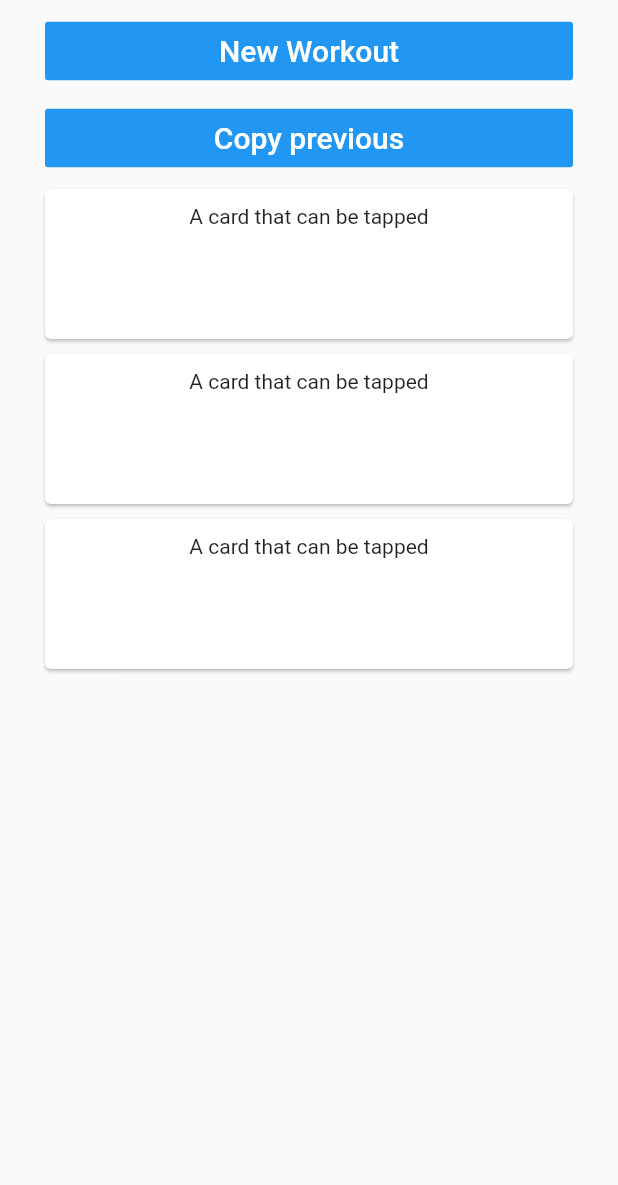
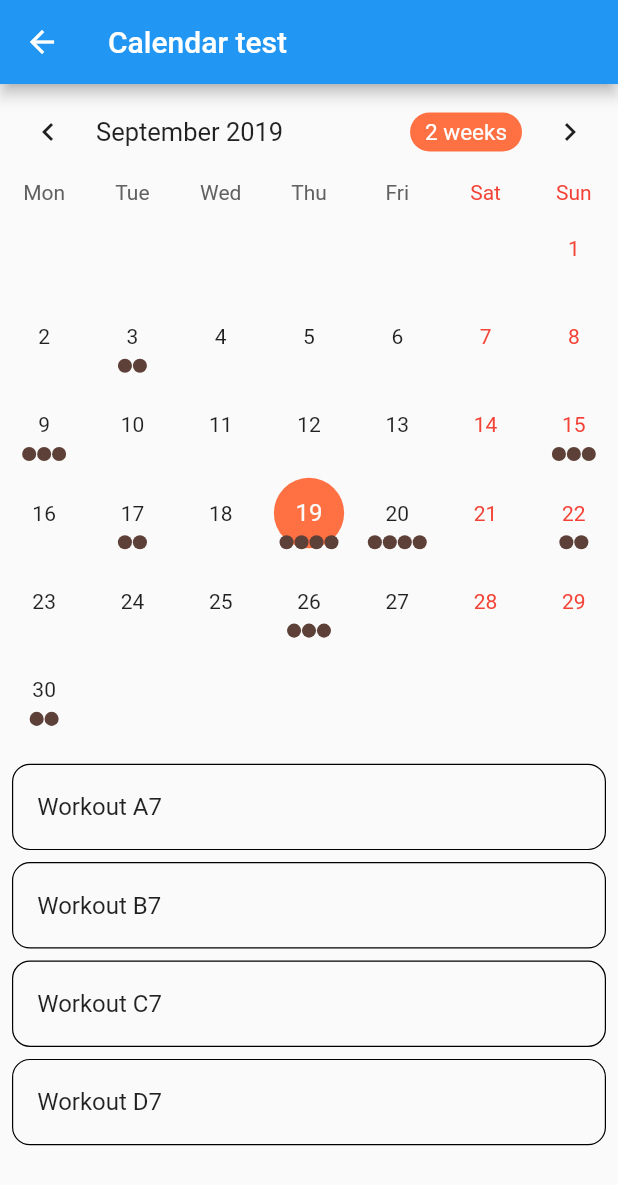
Before and after one commit to theoriginaltudor/Trainer_App_Flutter, a Flutter app: the Workouts screen opened directly, after a tap on "Copy previous", on a phone screen of 412 x 824 dp. Shown: the top 1185 px of the screen. Run offline on Flutter 3.47's test engine with Material 2 defaults, Android fonts, the phone set to English and light mode, and no system bars; drawn by our look-alikes of table_calendar.

Commit message:
added intl package and table_calendar, implemented the calendar and added appBar to training page

```diff
--- a/lib/app.dart
+++ b/lib/app.dart
@@ -1,4 +1,5 @@
 import 'package:flutter/material.dart';
+import './screens/workout/calendar.dart';
 import './screens/login/login.dart';
 import './screens/more/account_info.dart';
 import './screens/home/tabs_page.dart';
@@ -8,6 +9,7 @@ const LoginRoute = '/';
 const TabsRoute = '/tabs';
 const TrainingRoute = '/training';
 const AccountInfoRoute = '/info';
+const CalendarRoute = '/calendar';
 
 class MyApp extends StatelessWidget {
   @override
@@ -35,6 +37,9 @@ class MyApp extends StatelessWidget {
         case AccountInfoRoute:
           screen = AccountInfo();
           break;
+        case CalendarRoute:
+          screen = CalendarPage(title: 'Calendar test',);
+          break;
         default:
           return null;
       }
--- a/lib/main.dart
+++ b/lib/main.dart
@@ -1,4 +1,7 @@
 import 'package:flutter/material.dart';
+import 'package:intl/date_symbol_data_local.dart';
 import 'app.dart';
 
-void main() => runApp(MyApp());
+void main() {
+  initializeDateFormatting().then((_) => runApp(MyApp()));
+}
--- /dev/null
+++ b/lib/screens/workout/calendar.dart
@@ -0,0 +1,299 @@
+import 'package:flutter/material.dart';
+import 'package:table_calendar/table_calendar.dart';
+
+class CalendarPage extends StatefulWidget {
+  CalendarPage({Key key, this.title}) : super(key: key);
+
+  final String title;
+
+  @override
+  _CalendarPageState createState() => _CalendarPageState();
+}
+
+class _CalendarPageState extends State<CalendarPage> with TickerProviderStateMixin {
+  Map<DateTime, List> _events;
+  List _selectedEvents;
+  AnimationController _animationController;
+  CalendarController _calendarController;
+
+  @override
+  void initState() {
+    super.initState();
+    final _selectedDay = DateTime.now();
+
+    _events = {
+      _selectedDay.subtract(Duration(days: 30)): ['Workout A0', 'Workout B0', 'Workout C0'],
+      _selectedDay.subtract(Duration(days: 27)): ['Workout A1'],
+      _selectedDay.subtract(Duration(days: 20)): ['Workout A2', 'Workout B2', 'Workout C2', 'Workout D2'],
+      _selectedDay.subtract(Duration(days: 16)): ['Workout A3', 'Workout B3'],
+      _selectedDay.subtract(Duration(days: 10)): ['Workout A4', 'Workout B4', 'Workout C4'],
+      _selectedDay.subtract(Duration(days: 4)): ['Workout A5', 'Workout B5', 'Workout C5'],
+      _selectedDay.subtract(Duration(days: 2)): ['Workout A6', 'Workout B6'],
+      _selectedDay: ['Workout A7', 'Workout B7', 'Workout C7', 'Workout D7'],
+      _selectedDay.add(Duration(days: 1)): ['Workout A8', 'Workout B8', 'Workout C8', 'Workout D8'],
+      _selectedDay.add(Duration(days: 3)): Set.from(['Workout A9', 'Workout A9', 'Workout B9']).toList(),
+      _selectedDay.add(Duration(days: 7)): ['Workout A10', 'Workout B10', 'Workout C10'],
+      _selectedDay.add(Duration(days: 11)): ['Workout A11', 'Workout B11'],
+      _selectedDay.add(Duration(days: 17)): ['Workout A12', 'Workout B12', 'Workout C12', 'Workout D12'],
+      _selectedDay.add(Duration(days: 22)): ['Workout A13', 'Workout B13'],
+      _selectedDay.add(Duration(days: 26)): ['Workout A14', 'Workout B14', 'Workout C14'],
+    };
+
+    _selectedEvents = _events[_selectedDay] ?? [];
+
+    _calendarController = CalendarController();
+
+    _animationController = AnimationController(
+      vsync: this,
+      duration: const Duration(milliseconds: 400),
+    );
+
+    _animationController.forward();
+  }
+
+  @override
+  void dispose() {
+    _animationController.dispose();
+    _calendarController.dispose();
+    super.dispose();
+  }
+
+  void _onDaySelected(DateTime day, List events) {
+    print('CALLBACK: _onDaySelected');
+    setState(() {
+      _selectedEvents = events;
+    });
+  }
+
+  void _onVisibleDaysChanged(DateTime first, DateTime last, CalendarFormat format) {
+    print('CALLBACK: _onVisibleDaysChanged');
+  }
+
+  @override
+  Widget build(BuildContext context) {
+    return Scaffold(
+      appBar: AppBar(
+        title: Text(widget.title),
+      ),
+      body: Column(
+        mainAxisSize: MainAxisSize.max,
+        children: <Widget>[
+          // Switch out 2 lines below to play with TableCalendar's settings
+          //-----------------------
+          _buildTableCalendar(),
+          // _buildTableCalendarWithBuilders(),
+          const SizedBox(height: 8.0),
+          const SizedBox(height: 8.0),
+          Expanded(child: _buildEventList()),
+        ],
+      ),
+    );
+  }
+
+  // Simple TableCalendar configuration (using Styles)
+  Widget _buildTableCalendar() {
+    return TableCalendar(
+      calendarController: _calendarController,
+      events: _events,
+      startingDayOfWeek: StartingDayOfWeek.monday,
+      calendarStyle: CalendarStyle(
+        selectedColor: Colors.deepOrange[400],
+        todayColor: Colors.deepOrange[200],
+        markersColor: Colors.brown[700],
+        outsideDaysVisible: false,
+      ),
+      headerStyle: HeaderStyle(
+        formatButtonTextStyle: TextStyle().copyWith(color: Colors.white, fontSize: 15.0),
+        formatButtonDecoration: BoxDecoration(
+          color: Colors.deepOrange[400],
+          borderRadius: BorderRadius.circular(16.0),
+        ),
+      ),
+      onDaySelected: _onDaySelected,
+      onVisibleDaysChanged: _onVisibleDaysChanged,
+    );
+  }
+
+  // More advanced TableCalendar configuration (using Builders & Styles)
+  Widget _buildTableCalendarWithBuilders() {
+    return TableCalendar(
+      locale: 'pl_PL',
+      calendarController: _calendarController,
+      events: _events,
+      initialCalendarFormat: CalendarFormat.month,
+      formatAnimation: FormatAnimation.slide,
+      startingDayOfWeek: StartingDayOfWeek.sunday,
+      availableGestures: AvailableGestures.all,
+      availableCalendarFormats: const {
+        CalendarFormat.month: '',
+        CalendarFormat.week: '',
+      },
+      calendarStyle: CalendarStyle(
+        outsideDaysVisible: false,
+        weekendStyle: TextStyle().copyWith(color: Colors.blue[800]),
+        holidayStyle: TextStyle().copyWith(color: Colors.blue[800]),
+      ),
+      daysOfWeekStyle: DaysOfWeekStyle(
+        weekendStyle: TextStyle().copyWith(color: Colors.blue[600]),
+      ),
+      headerStyle: HeaderStyle(
+        centerHeaderTitle: true,
+        formatButtonVisible: false,
+      ),
+      builders: CalendarBuilders(
+        selectedDayBuilder: (context, date, _) {
+          return FadeTransition(
+            opacity: Tween(begin: 0.0, end: 1.0).animate(_animationController),
+            child: Container(
+              margin: const EdgeInsets.all(4.0),
+              padding: const EdgeInsets.only(top: 5.0, left: 6.0),
+              color: Colors.deepOrange[300],
+              width: 100,
+              height: 100,
+              child: Text(
+                '${date.day}',
+                style: TextStyle().copyWith(fontSize: 16.0),
+              ),
+            ),
+          );
+        },
+        todayDayBuilder: (context, date, _) {
+          return Container(
+            margin: const EdgeInsets.all(4.0),
+            padding: const EdgeInsets.only(top: 5.0, left: 6.0),
+            color: Colors.amber[400],
+            width: 100,
+            height: 100,
+            child: Text(
+              '${date.day}',
+              style: TextStyle().copyWith(fontSize: 16.0),
+            ),
+          );
+        },
+        markersBuilder: (context, date, events, holidays) {
+          final children = <Widget>[];
+
+          if (events.isNotEmpty) {
+            children.add(
+              Positioned(
+                right: 1,
+                bottom: 1,
+                child: _buildEventsMarker(date, events),
+              ),
+            );
+          }
+
+          if (holidays.isNotEmpty) {
+            children.add(
+              Positioned(
+                right: -2,
+                top: -2,
+                child: _buildHolidaysMarker(),
+              ),
+            );
+          }
+
+          return children;
+        },
+      ),
+      onDaySelected: (date, events) {
+        _onDaySelected(date, events);
+        _animationController.forward(from: 0.0);
+      },
+      onVisibleDaysChanged: _onVisibleDaysChanged,
+    );
+  }
+
+  Widget _buildEventsMarker(DateTime date, List events) {
+    return AnimatedContainer(
+      duration: const Duration(milliseconds: 300),
+      decoration: BoxDecoration(
+        shape: BoxShape.rectangle,
+        color: _calendarController.isSelected(date)
+            ? Colors.brown[500]
+            : _calendarController.isToday(date) ? Colors.brown[300] : Colors.blue[400],
+      ),
+      width: 16.0,
+      height: 16.0,
+      child: Center(
+        child: Text(
+          '${events.length}',
+          style: TextStyle().copyWith(
+            color: Colors.white,
+            fontSize: 12.0,
+          ),
+        ),
+      ),
+    );
+  }
+
+  Widget _buildHolidaysMarker() {
+    return Icon(
+      Icons.add_box,
+      size: 20.0,
+      color: Colors.blueGrey[800],
+    );
+  }
+
+  Widget _buildButtons() {
+    return Column(
+      children: <Widget>[
+        Row(
+          mainAxisSize: MainAxisSize.max,
+          mainAxisAlignment: MainAxisAlignment.spaceEvenly,
+          children: <Widget>[
+            RaisedButton(
+              child: Text('month'),
+              onPressed: () {
+                setState(() {
+                  _calendarController.setCalendarFormat(CalendarFormat.month);
+                });
+              },
+            ),
+            RaisedButton(
+              child: Text('2 weeks'),
+              onPressed: () {
+                setState(() {
+                  _calendarController.setCalendarFormat(CalendarFormat.twoWeeks);
+                });
+              },
+            ),
+            RaisedButton(
+              child: Text('week'),
+              onPressed: () {
+                setState(() {
+                  _calendarController.setCalendarFormat(CalendarFormat.week);
+                });
+              },
+            ),
+          ],
+        ),
+        const SizedBox(height: 8.0),
+        RaisedButton(
+          child: Text('setDay 10-07-2019'),
+          onPressed: () {
+            _calendarController.setSelectedDay(DateTime(2019, 7, 10), runCallback: true);
+          },
+        ),
+      ],
+    );
+  }
+
+  Widget _buildEventList() {
+    return ListView(
+      children: _selectedEvents
+          .map((event) => Container(
+                decoration: BoxDecoration(
+                  border: Border.all(width: 0.8),
+                  borderRadius: BorderRadius.circular(12.0),
+                ),
+                margin: const EdgeInsets.symmetric(horizontal: 8.0, vertical: 4.0),
+                child: ListTile(
+                  title: Text(event.toString()),
+                  onTap: () => print('$event tapped!'),
+                ),
+              ))
+          .toList(),
+    );
+  }
+}
--- a/lib/screens/workout/training.dart
+++ b/lib/screens/workout/training.dart
@@ -12,10 +12,13 @@ class Training extends StatelessWidget {
     final cardTitles = ['Train1', 'Train2', 'Train3'];
 
     return Scaffold(
+      appBar: AppBar(
+        title: Text('Training'),
+      ),
       body: ListView(
         children: [
-          CustomFlatButton(labelTitle: 'Finish workout'),
-          CustomFlatButton(labelTitle: 'Cancel workout'),
+          CustomFlatButton(labelTitle: 'Finish workout', onTap: () => {Navigator.pop(context)},),
+          CustomFlatButton(labelTitle: 'Cancel workout', onTap: () => {Navigator.pop(context)},),
           ...cards(cardTitles)
         ],
       ),
--- a/lib/screens/workout/workouts.dart
+++ b/lib/screens/workout/workouts.dart
@@ -1,5 +1,4 @@
 import 'package:flutter/material.dart';
-import 'package:flutter_datetime_picker/flutter_datetime_picker.dart';
 import '../../components/custom_flat_button.dart';
 import '../../components/custom_card.dart';
 
@@ -11,25 +10,20 @@ class Workouts extends StatelessWidget {
     return Scaffold(
       body: ListView(
         children: [
-          CustomFlatButton(labelTitle: 'New Workout'),
-          CustomFlatButton(labelTitle: 'Copy previous', onTap: openDatePicker(context)),
+          CustomFlatButton(labelTitle: 'New Workout', onTap: () => {openTraining(context)}),
+          CustomFlatButton(labelTitle: 'Copy previous', onTap: () => {openCalendar(context)},),
           ...cards(cardTitles)
         ],
       ),
     );
   }
 
-  openDatePicker(BuildContext context) {
-    DatePicker.showDatePicker(
-      context,
-      showTitleActions: true,
-      minTime: DateTime(2019, 9, 1),
-      maxTime: DateTime.now(), onChanged: (date) {
-        print('change $date');
-      }, onConfirm: (date) {
-        // navigate to training page with the workout from the chosen date
-        print('confirm $date');
-      }, currentTime: DateTime.now(), locale: LocaleType.zh);
+  openTraining(BuildContext context) {
+    Navigator.pushNamed(context, '/training', arguments: {'id': 'new'});
+  }
+
+  openCalendar(BuildContext context) {
+    Navigator.pushNamed(context, '/calendar');
   }
   List<Widget> cards(List<String> cardTitles) {
     return cardTitles.map((title) => CustomCard()).toList();
--- a/pubspec.yaml
+++ b/pubspec.yaml
@@ -23,7 +23,8 @@ dependencies:
   # The following adds the Cupertino Icons font to your application.
   # Use with the CupertinoIcons class for iOS style icons.
   cupertino_icons: ^0.1.2
-  flutter_datetime_picker: ^1.2.6
+  intl: ^0.15.7
+  table_calendar: ^2.0.1
 
 dev_dependencies:
   flutter_test:
```
Also changed, not shown: pubspec.lock.
